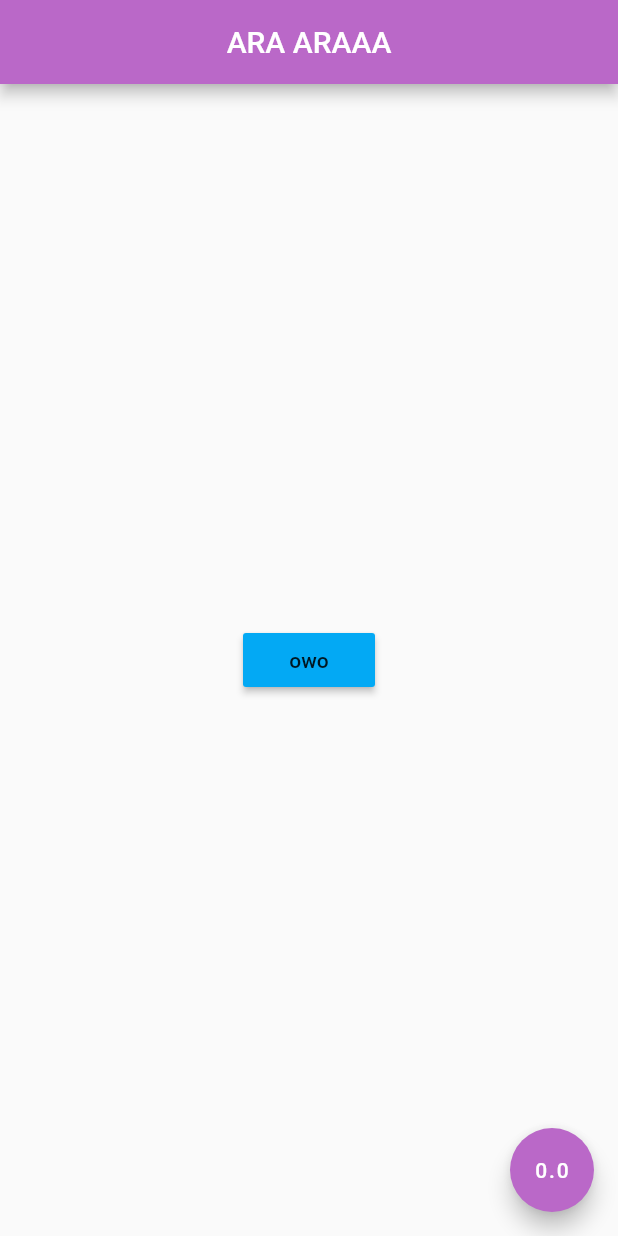
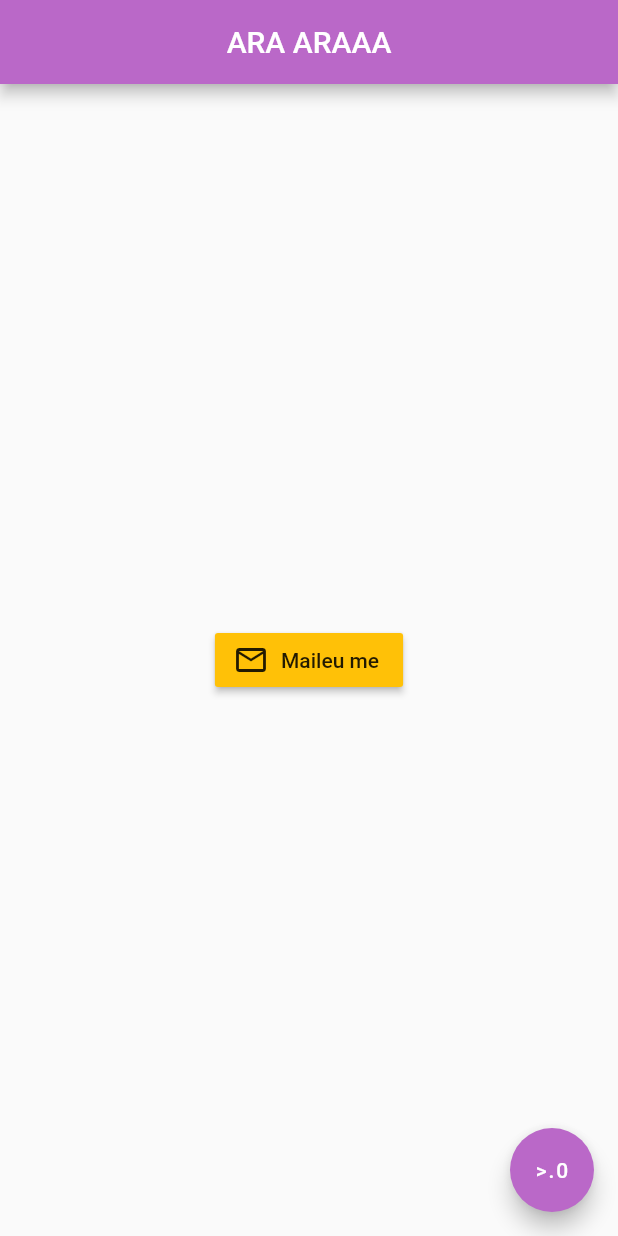
Before and after one commit to Govind-S-B/DemoApp01-Flutter, a Flutter app: the screen it shows after launch, on a phone screen of 412 x 824 dp. Run offline on Flutter 3.47's test engine with Material 2 defaults, Android fonts, the phone set to English and light mode, and no system bars.

Commit message:
Icons inside button

```diff
--- a/lib/main.dart
+++ b/lib/main.dart
@@ -14,18 +14,18 @@ class Home extends StatelessWidget {
         backgroundColor: Colors.purple[300],
       ),
       body: Center(
-        child: RaisedButton(
-          onPressed: (){
-            print("uwu");
-          },
-          color: Colors.lightBlue,
-          child: Text("owo"),
-
-        )
+        child: RaisedButton.icon(
+            onPressed: () {print("wow");},
+            icon: Icon(
+            Icons.mail_outline
+            ),
+            label: Text("Maileu me"),
+            color : Colors.amber,
+        ),
         ),
       floatingActionButton: FloatingActionButton(
         onPressed: () {},
-        child: Text("0.0"),
+        child: Text(">.0"),
         backgroundColor: Colors.purple[300],
       ),
     );
```
